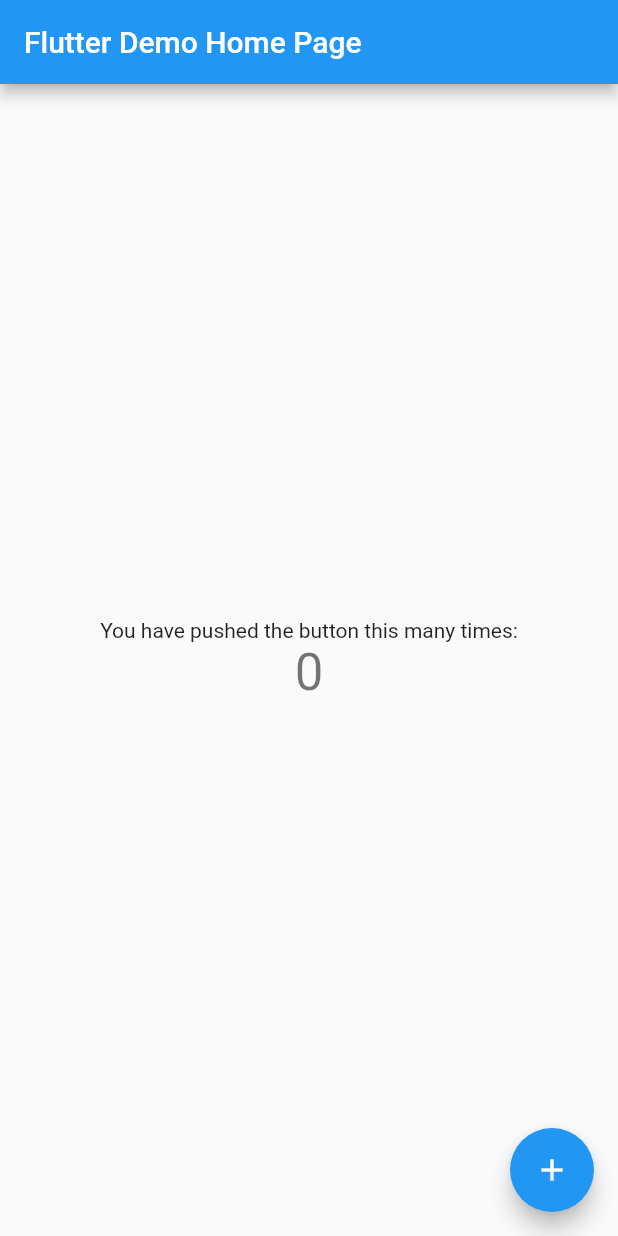
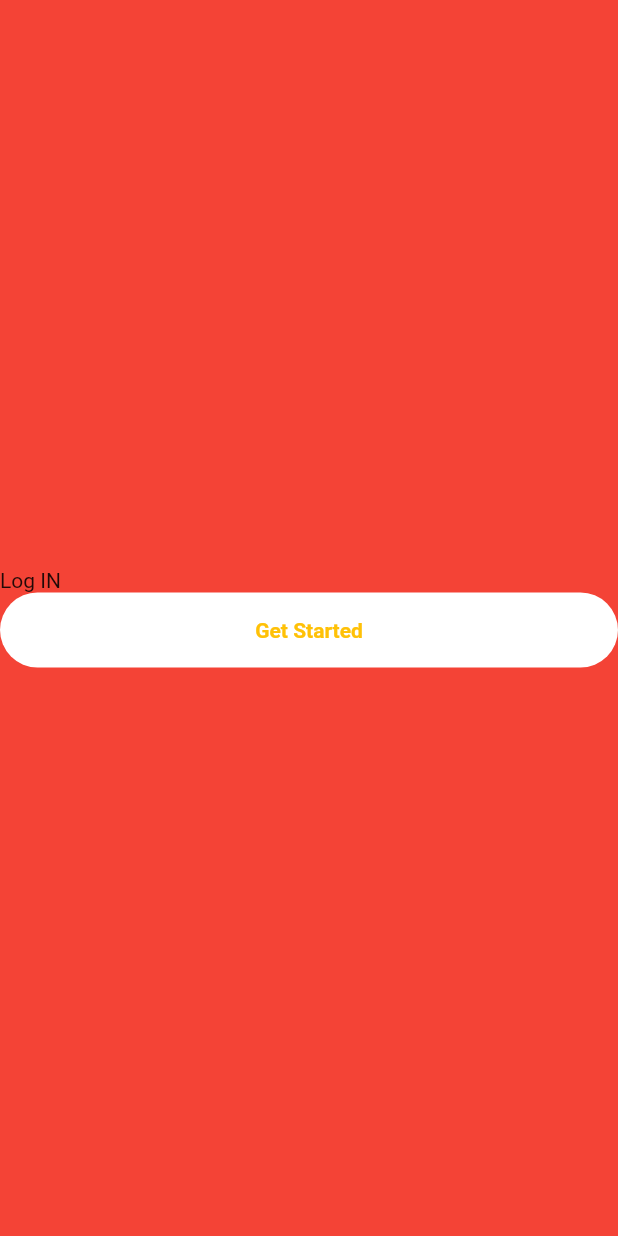
Before and after one commit to AlberthGA/FigmaDesignApp, a Flutter app: the screen it shows after launch, on a phone screen of 412 x 824 dp. Run offline on Flutter 3.47's test engine with Material 2 defaults, Android fonts, the phone set to English and light mode, and no system bars.

Commit message:
clase custom_button y Login

```diff
--- /dev/null
+++ b/figma_design_app/lib/components/custom_button.dart
@@ -0,0 +1,56 @@
+import 'package:flutter/material.dart';
+
+class CustomButton extends StatefulWidget {
+  final String text;
+  final VoidCallback onPressed;
+  final Color color;
+  final double width;
+  final double height;
+  final double borderRadius;
+  final TextStyle textStyle;
+  final bool isLoading;
+
+  CustomButton({
+    required this.text,
+    required this.onPressed,
+    this.color = Colors.blue,
+    this.width = double.infinity,
+    this.height = 48.0,
+    this.borderRadius = 4.0,
+    this.textStyle = const TextStyle(color: Colors.white),
+    this.isLoading = false,
+  });
+
+  @override
+  _CustomButtonState createState() => _CustomButtonState();
+}
+
+class _CustomButtonState extends State<CustomButton> {
+  @override
+  Widget build(BuildContext context) {
+    return Container(
+      width: widget.width,
+      height: widget.height,
+      decoration: BoxDecoration(
+        borderRadius: BorderRadius.circular(widget.borderRadius),
+        color: widget.color,
+      ),
+      child: Material(
+        color: Colors.transparent,
+        child: InkWell(
+          onTap: widget.isLoading ? null : widget.onPressed,
+          child: Center(
+            child: widget.isLoading
+                ? CircularProgressIndicator(
+                    valueColor: AlwaysStoppedAnimation<Color>(Colors.white),
+                  )
+                : Text(
+                    widget.text,
+                    style: widget.textStyle,
+                  ),
+          ),
+        ),
+      ),
+    );
+  }
+}
--- /dev/null
+++ b/figma_design_app/lib/components/login.dart
@@ -0,0 +1,42 @@
+
+
+import 'package:flutter/material.dart';
+
+import 'custom_button.dart';
+
+class Login extends StatefulWidget {
+  const Login({ Key? key }) : super(key: key);
+
+  @override
+  _LoginState createState() => _LoginState();
+}
+
+class _LoginState extends State<Login> {
+  @override
+  Widget build(BuildContext context) {
+    return Scaffold(
+      backgroundColor: Colors.red,
+      body: Container(
+        child: Column(
+          mainAxisAlignment: MainAxisAlignment.center,
+          crossAxisAlignment: CrossAxisAlignment.stretch,
+
+          children:[
+            Text("Log IN"),
+            CustomButton(
+                text: 'Get Started',
+                onPressed: () {
+                  // Lógica del botón
+                },
+                color: Colors.white,
+                width: 200.0,
+                height: 50.0,
+                borderRadius: 25.0,
+                textStyle: TextStyle(fontSize: 14.0,fontWeight:FontWeight.bold,color: Colors.amber),
+                isLoading: false,
+              )
+          ]
+        ), ),
+    );
+  }
+}
--- a/figma_design_app/lib/main.dart
+++ b/figma_design_app/lib/main.dart
@@ -1,4 +1,6 @@
 import 'package:flutter/material.dart';
+
+import 'components/login.dart';
 
 void main() {
   runApp(const MyApp());
@@ -7,24 +9,15 @@
 class MyApp extends StatelessWidget {
   const MyApp({super.key});
 
-  // This widget is the root of your application.
   @override
   Widget build(BuildContext context) {
     return MaterialApp(
       title: 'Flutter Demo',
       theme: ThemeData(
-        // This is the theme of your application.
-        //
-        // Try running your application with "flutter run". You'll see the
-        // application has a blue toolbar. Then, without quitting the app, try
-        // changing the primarySwatch below to Colors.green and then invoke
-        // "hot reload" (press "r" in the console where you ran "flutter run",
-        // or simply save your changes to "hot reload" in a Flutter IDE).
-        // Notice that the counter didn't reset back to zero; the application
-        // is not restarted.
+
         primarySwatch: Colors.blue,
       ),
-      home: const MyHomePage(title: 'Flutter Demo Home Page'),
+      home: const Login(),
     );
   }
 }
@@ -32,14 +25,6 @@
 class MyHomePage extends StatefulWidget {
   const MyHomePage({super.key, required this.title});
 
-  // This widget is the home page of your application. It is stateful, meaning
-  // that it has a State object (defined below) that contains fields that affect
-  // how it looks.
-
-  // This class is the configuration for the state. It holds the values (in this
-  // case the title) provided by the parent (in this case the App widget) and
-  // used by the build method of the State. Fields in a Widget subclass are
-  // always marked "final".
 
   final String title;
 
@@ -52,47 +37,22 @@
 
   void _incrementCounter() {
     setState(() {
-      // This call to setState tells the Flutter framework that something has
-      // changed in this State, which causes it to rerun the build method below
-      // so that the display can reflect the updated values. If we changed
-      // _counter without calling setState(), then the build method would not be
-      // called again, and so nothing would appear to happen.
       _counter++;
     });
   }
 
   @override
   Widget build(BuildContext context) {
-    // This method is rerun every time setState is called, for instance as done
-    // by the _incrementCounter method above.
-    //
-    // The Flutter framework has been optimized to make rerunning build methods
-    // fast, so that you can just rebuild anything that needs updating rather
-    // than having to individually change instances of widgets.
+
     return Scaffold(
       appBar: AppBar(
-        // Here we take the value from the MyHomePage object that was created by
-        // the App.build method, and use it to set our appbar title.
+
         title: Text(widget.title),
       ),
       body: Center(
-        // Center is a layout widget. It takes a single child and positions it
-        // in the middle of the parent.
+
         child: Column(
-          // Column is also a layout widget. It takes a list of children and
-          // arranges them vertically. By default, it sizes itself to fit its
-          // children horizontally, and tries to be as tall as its parent.
-          //
-          // Invoke "debug painting" (press "p" in the console, choose the
-          // "Toggle Debug Paint" action from the Flutter Inspector in Android
-          // Studio, or the "Toggle Debug Paint" command in Visual Studio Code)
-          // to see the wireframe for each widget.
-          //
-          // Column has various properties to control how it sizes itself and
-          // how it positions its children. Here we use mainAxisAlignment to
-          // center the children vertically; the main axis here is the vertical
-          // axis because Columns are vertical (the cross axis would be
-          // horizontal).
+
           mainAxisAlignment: MainAxisAlignment.center,
           children: <Widget>[
             const Text(
--- a/figma_design_app/pubspec.yaml
+++ b/figma_design_app/pubspec.yaml
@@ -30,7 +30,8 @@
 dependencies:
   flutter:
     sdk: flutter
-
+  bloc: ^7.0.0
+  flutter_bloc: ^7.0.0
 
   # The following adds the Cupertino Icons font to your application.
   # Use with the CupertinoIcons class for iOS style icons.
```
Also changed, not shown: figma_design_app/pubspec.lock.
